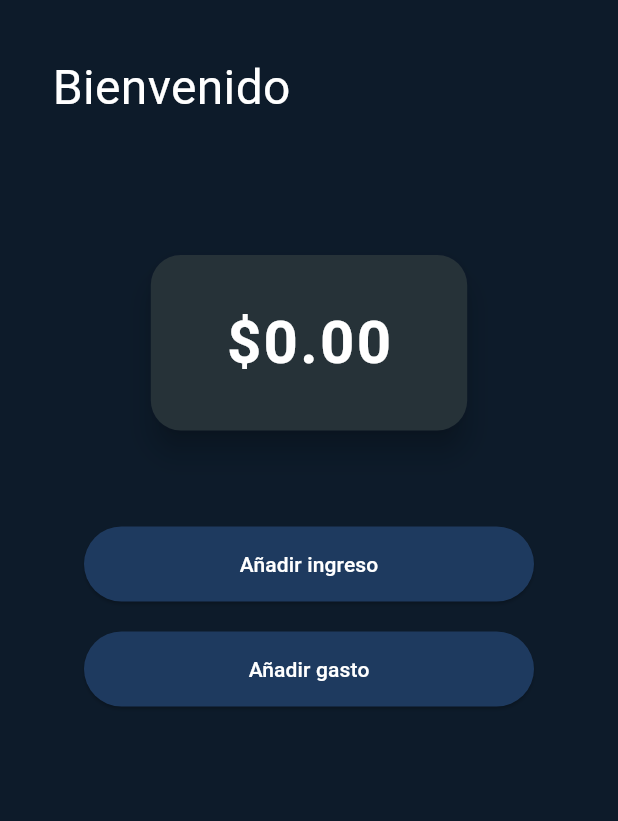
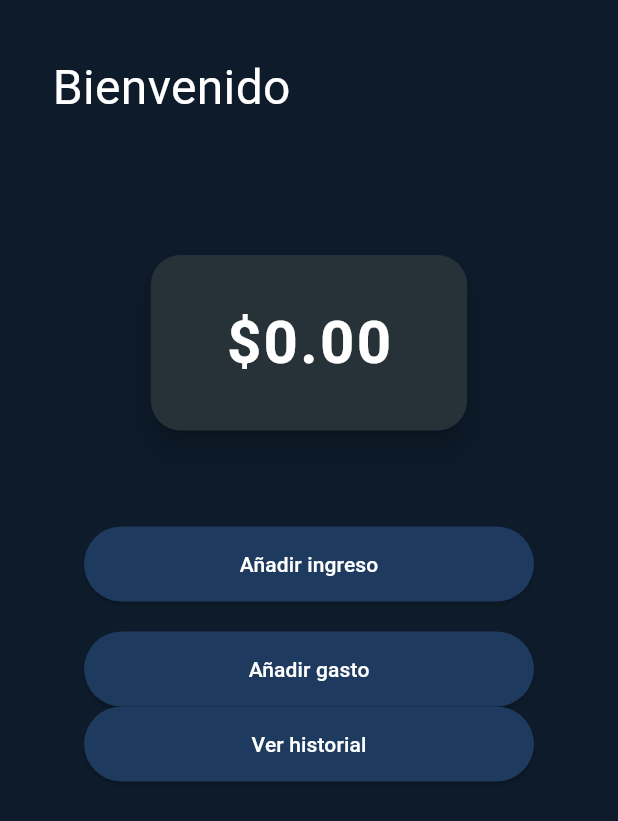
Before and after one commit to FrMnJ/quant, a Flutter app: the screen it shows after launch, on a phone screen of 412 x 824 dp. Shown: the top 821 px of the screen. Run offline on Flutter 3.47's test engine with Material 3 defaults, Android fonts, the phone set to English and light mode, and no system bars.

Commit message:
add button to view history

```diff
--- a/lib/pages/home_page.dart
+++ b/lib/pages/home_page.dart
@@ -59,6 +59,11 @@ class HomePage extends StatelessWidget {
             Key("addExpenseButton"),
             '/expenses/create',
           ),
+          _buildButton(context,
+            colorScheme,
+            "Ver historial",
+            Key("viewHistoryButton"),
+           '/history'),
         ],
       ),
     );
```
Also changed, not shown: 1 other file.
